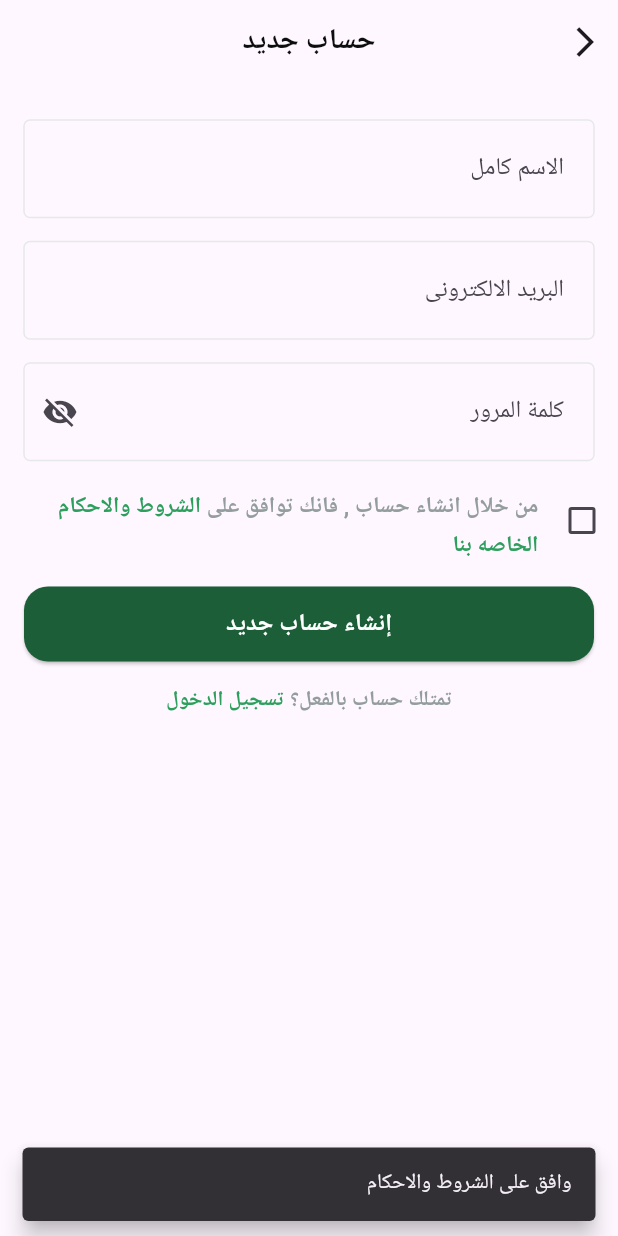
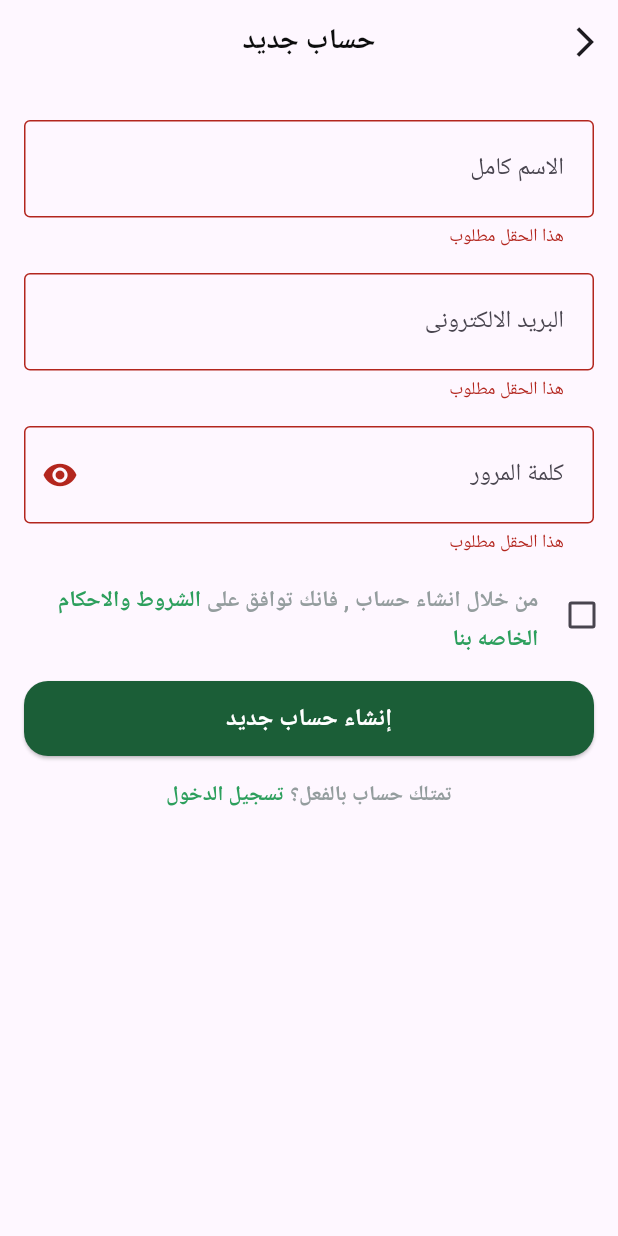
Before and after one commit to MohamedElnegouly/nti_training, a Flutter app: the Signup screen opened directly, after a tap on "إنشاء حساب جديد", on a phone screen of 412 x 824 dp. Run offline on Flutter 3.47's test engine with Material 3 defaults, Android fonts, the phone set to English and light mode, and no system bars; drawn by our look-alikes of modal_progress_hud_nsn; our stand-ins replace bloc, dartz, firebase_auth, firebase_core, flutter_bloc, get_it; accounts and stored records are empty; Roboto replaces fonts that are missing (Cairo).

Commit message:
triggle cubit & create validate custom text form & checkBox

```diff
--- a/lib/features/auth/Data/Models/user_model.dart
+++ b/lib/features/auth/Data/Models/user_model.dart
@@ -10,7 +10,7 @@ class UserModel {
   UserModel({required this.name, required this.email, required this.uId});
   factory UserModel.fromfirebaseUser(User user) {
     return UserModel(
-        name: user.displayName!, email: user.email!, uId: user.uid);
+        name: user.displayName ?? '', email: user.email!, uId: user.uid);
   }
 
   UserEntity toEntity() {
--- a/lib/features/auth/presentation/views/signUp.dart
+++ b/lib/features/auth/presentation/views/signUp.dart
@@ -1,26 +1,55 @@
 import 'package:flutter/material.dart';
-import 'package:training_app/features/auth/presentation/views/widgets/CustomAppBar.dart';
-import 'package:training_app/features/auth/presentation/views/widgets/signUpViewBody.dart';
+import 'package:flutter_bloc/flutter_bloc.dart';
+import 'package:modal_progress_hud_nsn/modal_progress_hud_nsn.dart';
+import 'package:training_app/core/service/getIt.dart';
+import 'package:training_app/core/widgets/SnackBarBuild.dart';
+import 'package:training_app/features/auth/Domin/repo/auth_repo.dart';
+import 'package:training_app/features/auth/presentation/cubit/signup/signup_cubit.dart';
 import 'package:training_app/generated/l10n.dart';
 
+import 'widgets/CustomAppBar.dart';
+import 'widgets/signUpViewBody.dart';
 
-class Signup extends StatefulWidget {
+class Signup extends StatelessWidget {
   const Signup({super.key});
 
   @override
-  State<Signup> createState() => _SignupState();
+  Widget build(BuildContext context) {
+    //provide cubit to this root
+    return BlocProvider(
+      create: (context) => SignupCubit(getIt<AuthRepo>()),
+      child: Scaffold(
+        appBar: customAppBar(S.of(context).titleSignUp, () {
+          Navigator.pop(context);
+        }),
+        body: const SignUpViewBodyConsumer(),
+      ),
+    );
+  }
 }
 
-class _SignupState extends State<Signup> {
-
+class SignUpViewBodyConsumer extends StatelessWidget {
+  const SignUpViewBodyConsumer({
+    super.key,
+  });
 
   @override
   Widget build(BuildContext context) {
-    return Scaffold(
-      appBar: customAppBar(S.of(context).titleSignUp, () {
-        Navigator.pop(context);
-      }),
-      body:const Signupviewbody(),
+    return BlocConsumer<SignupCubit , SignupState>(
+      //هنا بنفذ اكواد ملهاش دعوه بالبناء
+      listener: (context, state) {
+        if (state is SignupSuccess) {
+          snackBarbuild(context, 'تم عمل حساب بنجاح ');
+        }
+        if (state is SignupFailure) {
+          snackBarbuild(context, state.errMessage);
+        }
+      },
+      //UI هنا ده المسؤل عن بناء
+      builder: (context, state) {
+        return ModalProgressHUD(
+            inAsyncCall: state is SignupLoading, child: const Signupviewbody());
+      },
     );
   }
 }
--- a/lib/features/auth/presentation/views/widgets/CustomCheckBox.dart
+++ b/lib/features/auth/presentation/views/widgets/CustomCheckBox.dart
@@ -3,14 +3,28 @@ import 'package:flutter/material.dart';
 import 'package:training_app/generated/l10n.dart';
 
 class Customcheckbox extends StatefulWidget {
-  const Customcheckbox({super.key});
+  final bool isChecked;              // الحالة اللى هتيجى من الأب
+  final ValueChanged<bool>? onChanged; // كول باك للأب (اختيارى)
+
+  const Customcheckbox({
+    super.key,
+    this.isChecked = false, // القيمة الافتراضية false
+    this.onChanged,
+  });
 
   @override
   State<Customcheckbox> createState() => _CustomcheckboxState();
 }
 
 class _CustomcheckboxState extends State<Customcheckbox> {
-  bool isChecked = false;
+  late bool _isChecked; // حالة داخلية
+
+  @override
+  void initState() {
+    super.initState();
+    _isChecked = widget.isChecked; // أول قيمة من الـ constructor
+  }
+
   @override
   Widget build(BuildContext context) {
     return Row(
@@ -18,11 +32,12 @@ class _CustomcheckboxState extends State<Customcheckbox> {
       children: [
         Checkbox(
           activeColor: const Color(0xFF1B5E37),
-          value: isChecked,
-          onChanged: (_) {
+          value: _isChecked,
+          onChanged: (value) {
             setState(() {
-              isChecked = !isChecked;
+              _isChecked = value ?? false;
             });
+            widget.onChanged?.call(_isChecked); // نرجع القيمة للأب
           },
         ),
         const SizedBox(width: 5),
@@ -49,18 +64,13 @@ class _CustomcheckboxState extends State<Customcheckbox> {
                   ),
                   recognizer: TapGestureRecognizer()
                     ..onTap = () {
-                      // Handle tap on Privacy Policy
                       ScaffoldMessenger.of(context).showSnackBar(
                         const SnackBar(
                           backgroundColor: Color(0xFF1B5E37),
-                          content: Text('The Privacy Policy ',
-                              style:
-                                  TextStyle(fontSize: 20, color: Colors.white)),
-                          shape: BeveledRectangleBorder(
-                              borderRadius: BorderRadius.only(
-                            topLeft: Radius.circular(4),
-                            topRight: Radius.circular(4),
-                          )),
+                          content: Text(
+                            'The Privacy Policy ',
+                            style: TextStyle(fontSize: 20, color: Colors.white),
+                          ),
                         ),
                       );
                     },
--- a/lib/features/auth/presentation/views/widgets/custom_text_form_field.dart
+++ b/lib/features/auth/presentation/views/widgets/custom_text_form_field.dart
@@ -30,6 +30,13 @@ class CustomTextFormField extends StatelessWidget {
         key: fieldKey,
         onChanged: onChanged,
         onSaved: onsaved,
+        validator: (value) {
+        if (value == null || value.isEmpty) {
+          return 'هذا الحقل مطلوب';
+        } else {
+          return null;
+        }
+      },
         obscureText: obscureText ?? false,
         decoration: InputDecoration(
           hintText: hintText,
--- a/lib/features/auth/presentation/views/widgets/signUpViewBody.dart
+++ b/lib/features/auth/presentation/views/widgets/signUpViewBody.dart
@@ -22,11 +22,13 @@ class _SignupviewbodyState extends State<Signupviewbody> {
   //refused sign up button until all data is valid
   AutovalidateMode autovalidateMode = AutovalidateMode.disabled;
   late String email, password, name;
-  late bool change = false;
+  late bool change = true;
+  bool ischecked = false;
   @override
   Widget build(BuildContext context) {
     return Form(
       key: formKey,
+      child: SingleChildScrollView(
         child: Column(
           children: [
             const SizedBox(
@@ -71,21 +73,28 @@ class _SignupviewbodyState extends State<Signupviewbody> {
             const SizedBox(
               height: 16,
             ),
-          const Customcheckbox(),
+            Customcheckbox(
+              isChecked: ischecked,
+              onChanged: (value) {
+                ischecked = value;
+              },
+            ),
             const SizedBox(height: 16),
             CustomButton(
               text: S.of(context).ButtonSignUp,
               onPressed: () {
                 if (formKey.currentState!.validate()) {
                   formKey.currentState!.save();
-                if (change) {
+                  if (ischecked) {
                     context.read<SignupCubit>().createUserWithEmailAndPassword(
                         name: name, email: email, password: password);
                   } else {
-                  snackBarbuild(context, "وافق على الشروط والاحكام");
+                    snackBarbuild(context, 'يجب الموافقه علي الشروط والاحكام');
                   }
                 } else {
+                  setState(() {
                     autovalidateMode = AutovalidateMode.always;
+                  });
                 }
               },
             ),
@@ -100,6 +109,7 @@ class _SignupviewbodyState extends State<Signupviewbody> {
             ),
           ],
         ),
+      ),
     );
   }
 }
--- a/pubspec.yaml
+++ b/pubspec.yaml
@@ -36,6 +36,7 @@ dependencies:
     sdk: flutter
   flutter_bloc: ^9.1.1
   get_it: ^8.2.0
+  modal_progress_hud_nsn: ^0.5.1
 
 dev_dependencies:
   firebase_core: ^4.0.0
```
Also changed, not shown: lib/features/auth/presentation/views/widgets/modalProgess.dart (added, +13 -0 lines), pubspec.lock, 1 other file. Lines whose indentation alone changed are shown as unchanged.
